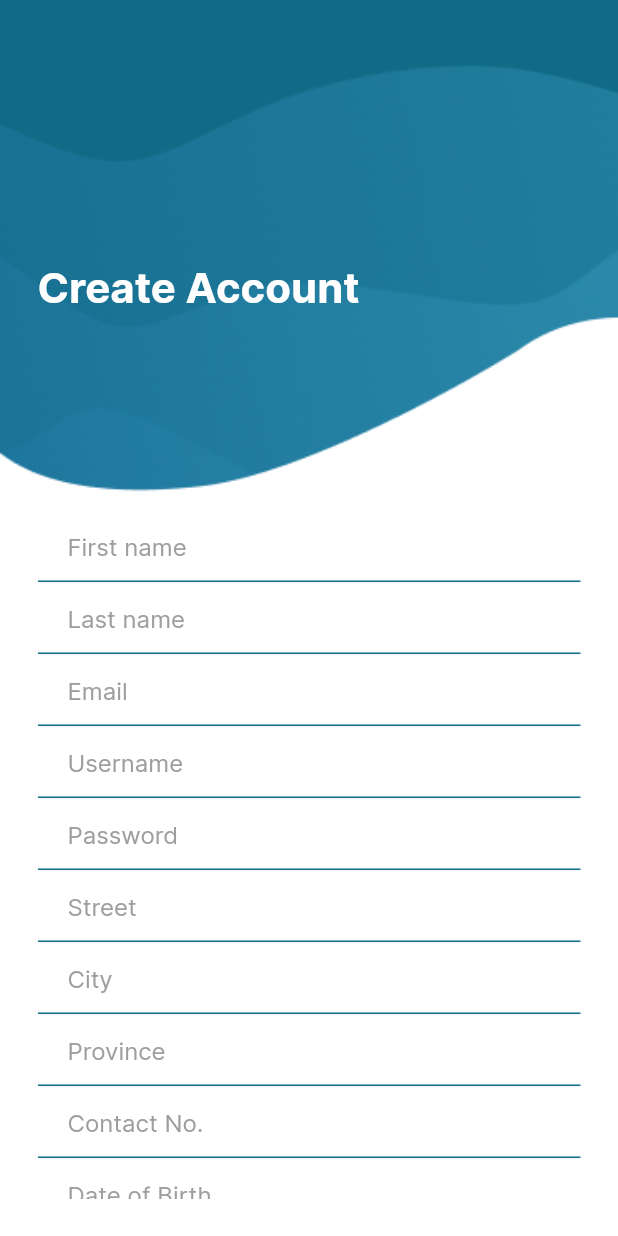
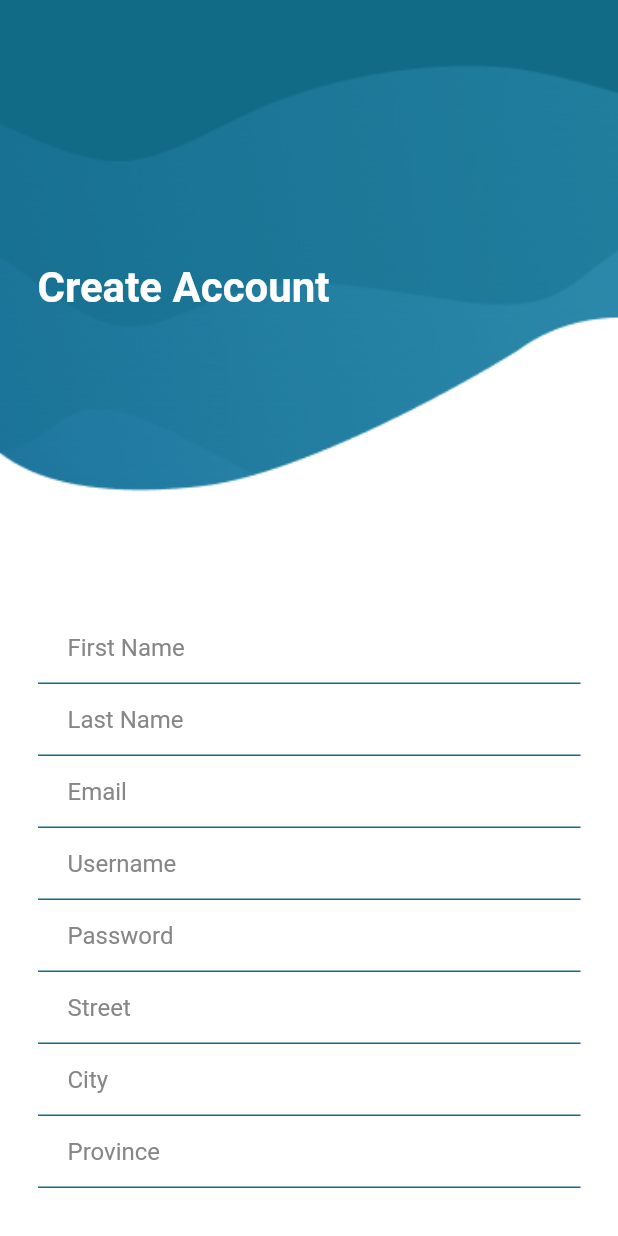
Before and after one commit to reynerbering/ferry_easy_v1_with_router, a Flutter app: the CreateAccount screen opened by its route, on a phone screen of 412 x 824 dp. Run offline on Flutter 3.47's test engine with Material 2 defaults, Android fonts, the phone set to English and light mode, and no system bars; our stand-ins replace flutter_native_splash, flutter_svg.

Commit message:
refactored create account page, added new alertbox

```diff
--- a/lib/main.dart
+++ b/lib/main.dart
@@ -19,7 +19,7 @@ class MyApp extends StatelessWidget {
       debugShowCheckedModeBanner: false,
       theme: ThemeData(
         brightness: Brightness.light,
-        primaryColor: Colors.white,
+        textTheme: Typography.whiteCupertino,
         fontFamily: 'Inter',
         // textTheme: const TextTheme(
         //   displayLarge: TextStyle(
--- a/lib/presentation/routes/route.dart
+++ b/lib/presentation/routes/route.dart
@@ -11,27 +11,27 @@ class AppRouter {
     switch (routeSettings.name) {
       case '/WelcomeBackLoginScreen':
         return MaterialPageRoute(
-          builder: (context) => WelcomeScreen(),
+          builder: (context) => const WelcomeScreen(),
         );
       case '/LoginSignUpScreen':
         return MaterialPageRoute(
-          builder: (context) => Onboarding(),
+          builder: (context) => const Onboarding(),
         );
       case '/CreateAccountScreen':
         return MaterialPageRoute(
-          builder: (context) => CreateAccount(),
+          builder: (context) => const CreateAccount(),
         );
       case '/Dashboard':
         return MaterialPageRoute(
-          builder: (context) => Dashboard(),
+          builder: (context) => const Dashboard(),
         );
       case '/ForgotPasswordScreen':
         return MaterialPageRoute(
-          builder: (context) => ForgotPassword(),
+          builder: (context) => const ForgotPassword(),
         );
       default:
         return MaterialPageRoute(
-          builder: (context) => Onboarding(),
+          builder: (context) => const Onboarding(),
         );
     }
   }
--- a/lib/presentation/screens/create_account.dart
+++ b/lib/presentation/screens/create_account.dart
@@ -1,28 +1,26 @@
-import 'package:ferry_easy/src/shared/app_colors.dart';
+import 'package:ferry_easy/src/shared/ui_helpers.dart';
+import 'package:ferry_easy/src/widgets/ferry_easy_alert_box.dart';
 import 'package:ferry_easy/src/widgets/ferry_easy_background_image.dart';
 import 'package:ferry_easy/src/widgets/ferry_easy_button.dart';
-
-import '../../constants/constants.dart';
+import 'package:ferry_easy/src/widgets/ferry_easy_input_field.dart';
+import 'package:ferry_easy/src/widgets/ferry_easy_text.dart';
 
 class CreateAccount extends StatelessWidget {
   const CreateAccount({super.key});
 
   @override
   Widget build(BuildContext context) {
-    return BackgroundWidget(
-      assetImage: const AssetImage(
-        ('assets/images/create-account.png'),
-      ),
-      bgChild: Scaffold(
-        backgroundColor: Colors.transparent,
-        body: Stack(
-          children: [
-            Padding(
+    return Scaffold(
+      body: Stack(
+        children: [
+          BackgroundWidget(
+            assetImage: const AssetImage(
+              ('assets/images/create-account.png'),
+            ),
+            bgChild: Padding(
               padding: const EdgeInsets.all(25.0),
               child: SizedBox(
-                height: MediaQuery.of(context)
-                    .size
-                    .height, //! Avoid overflow, put it in a sized box and mediaquery of the device
+                height: displayHeight(context),
                 child: SingleChildScrollView(
                   physics: const BouncingScrollPhysics(),
                   child: Column(
@@ -30,111 +28,68 @@ class CreateAccount extends StatelessWidget {
                     mainAxisAlignment: MainAxisAlignment.center,
                     mainAxisSize: MainAxisSize.max,
                     children: [
-                      Container(
-                        margin: const EdgeInsets.only(top: 150, bottom: 100),
-                        height: 65,
-                        width: double.infinity,
-                        child: const Text(
-                          'Create Account',
-                          style: defaultHeadingBold,
+                      verticalSpaceLarge,
+                      verticalSpaceLarge,
+                      verticalSpaceLarge,
+                      const FerryEasyText.onBoardingHead('Create Account'),
+                      verticalSpaceLarge,
+                      verticalSpaceLarge,
+                      verticalSpaceLarge,
+                      verticalSpaceLarge,
+                      FerryEasyInputField(
+                          controller: TextEditingController(),
+                          placeholder: 'First Name'),
+                      FerryEasyInputField(
+                          controller: TextEditingController(),
+                          placeholder: 'Last Name'),
+                      FerryEasyInputField(
+                          controller: TextEditingController(),
+                          placeholder: 'Email'),
+                      FerryEasyInputField(
+                          controller: TextEditingController(),
+                          placeholder: 'Username'),
+                      FerryEasyInputField(
+                        controller: TextEditingController(),
+                        placeholder: 'Password',
+                        password: true,
+                      ),
+                      FerryEasyInputField(
+                          controller: TextEditingController(),
+                          placeholder: 'Street'),
+                      FerryEasyInputField(
+                          controller: TextEditingController(),
+                          placeholder: 'City'),
+                      FerryEasyInputField(
+                          controller: TextEditingController(),
+                          placeholder: 'Province'),
+                      FerryEasyInputField(
+                          controller: TextEditingController(),
+                          placeholder: 'Contact No.'),
+                      FerryEasyInputField(
+                          controller: TextEditingController(),
+                          placeholder: 'Date of Birth'),
+                      verticalSpaceLarge,
+                      FerryEasyButton(
+                        title: 'Sign Up',
+                        onTap: () => showDialog(
+                          context: context,
+                          builder: (BuildContext context) {
+                            return FerryEasyAlertBox(
+                              message: 'Registered \n Sucessfully!',
+                              onTap: () => Navigator.popAndPushNamed(
+                                  context, '/Dashboard'),
+                            );
+                          },
                         ),
                       ),
-                      // ! Username Text Field Form
-                      const ContentForm(hintText: 'First name'),
-                      const ContentForm(hintText: 'Last name'),
-                      const ContentForm(hintText: 'Email'),
-                      // todo: Need validators on email
-                      const ContentForm(hintText: 'Username'),
-                      // ! Password Text Field Form
-                      const PasswordForm(),
-                      const ContentForm(hintText: 'Street'),
-                      const ContentForm(hintText: 'City'),
-                      const ContentForm(hintText: 'Province'),
-                      // todo: To edit this fields (contact no & date of birth store in DOUBLE,)
-                      const ContentForm(hintText: 'Contact No.'),
-                      const ContentForm(hintText: 'Date of Birth'),
-                      // ! Button Widget Login and Signup button
-                      // todo: need to add on tap function for login/signup directory
-                      const SizedBox(
-                        height: 40,
-                      ),
-                      FerryEasyButton(
-                        title: 'Sign Up',
-                        onTap: () =>
-                            Navigator.of(context).pushNamed('/Dashboard'),
-                      )
                     ],
                   ),
                 ),
               ),
             ),
-          ],
-        ),
+          ),
+        ],
       ),
     );
   }
 }
-
-// ! Usename Text widget and Password Text Widget modifiables
-// todo : validations and firebase
-
-class ContentForm extends StatelessWidget {
-  final String hintText;
-  const ContentForm({
-    Key? key,
-    required this.hintText,
-  }) : super(key: key);
-
-  @override
-  Widget build(BuildContext context) {
-    return TextField(
-      style: const TextStyle(color: Colors.black, fontWeight: FontWeight.w700),
-      decoration: InputDecoration(
-        contentPadding: const EdgeInsets.only(left: 20),
-        hintText: hintText,
-        hintStyle:
-            const TextStyle(color: Colors.grey, fontWeight: FontWeight.w400),
-        // ! White color underline when not tapped
-        enabledBorder: const UnderlineInputBorder(
-          borderSide: BorderSide(color: kcPrimaryColor),
-        ),
-        // ! White color underline when tapped and used
-        focusedBorder: const UnderlineInputBorder(
-          borderSide: BorderSide(color: kcPrimaryColor),
-        ),
-      ),
-    );
-  }
-}
-
-// todo : add obscure/unobscure button by adding setState in password
-
-class PasswordForm extends StatelessWidget {
-  const PasswordForm({
-    Key? key,
-  }) : super(key: key);
-
-  @override
-  Widget build(BuildContext context) {
-    return const TextField(
-      obscureText: true,
-      enableSuggestions: true,
-      autocorrect: false,
-      // ! Pasword Security measures above ^
-      style: TextStyle(color: Colors.black, fontWeight: FontWeight.w700),
-      decoration: InputDecoration(
-        contentPadding: EdgeInsets.only(left: 20),
-        hintText: 'Password',
-        hintStyle: TextStyle(color: Colors.grey, fontWeight: FontWeight.w400),
-        // ! White color underline when not tapped
-        enabledBorder: UnderlineInputBorder(
-          borderSide: BorderSide(color: kcPrimaryColor),
-        ),
-        // ! White color underline when tapped and used
-        focusedBorder: UnderlineInputBorder(
-          borderSide: BorderSide(color: kcPrimaryColor),
-        ),
-      ),
-    );
-  }
-}
--- a/lib/src/widgets/ferry_easy_background_image.dart
+++ b/lib/src/widgets/ferry_easy_background_image.dart
@@ -15,7 +15,6 @@ class BackgroundWidget extends StatelessWidget {
   @override
   Widget build(BuildContext context) {
     return Container(
-      // ! Background image holder + transparent color on scaffold to show the bg image
       decoration: BoxDecoration(
         image: DecorationImage(
           image: assetImage,
```
Also changed, not shown: lib/presentation/screens/welcome_screen.dart (+14 -66 lines), lib/src/widgets/ferry_easy_alert_box.dart (added, +48 -0 lines).
